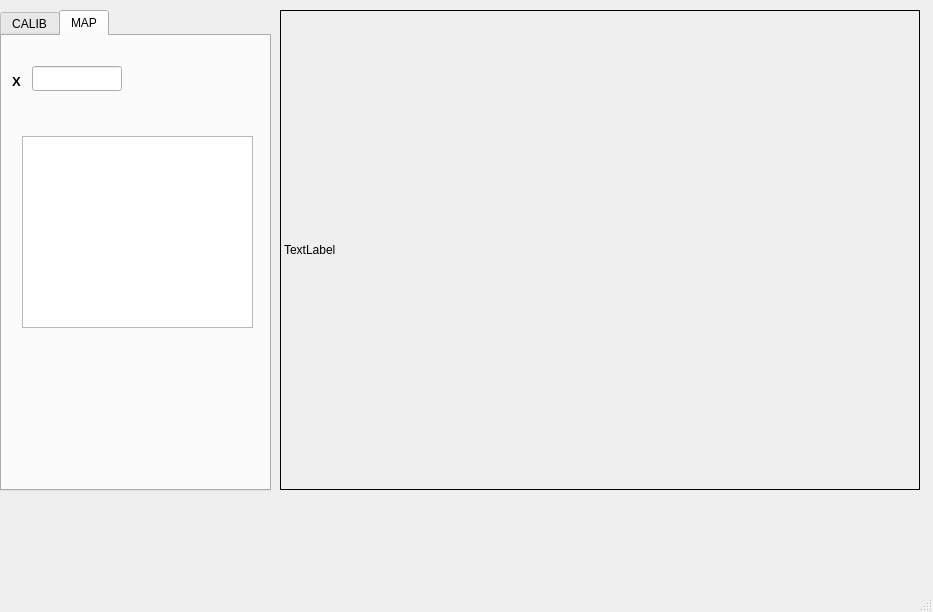
Old version of the form configs/mdragon/pythonextern/calibcamera/mycLIB.ui in the repository mWorkVN/linuxcnc.
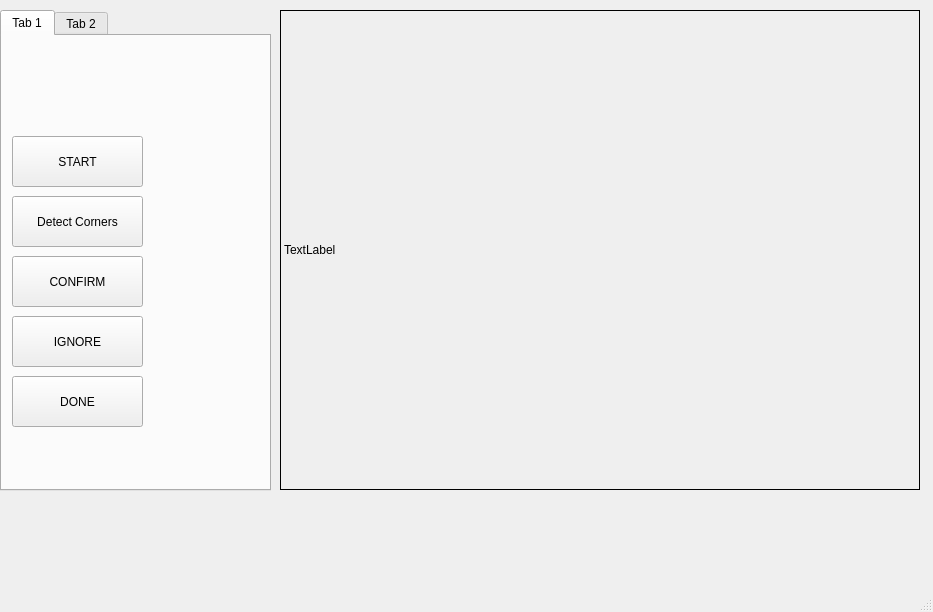
New version of the form. The open tabs and pages were chosen to show the change. Custom widgets are drawn as their Qt base class.

```diff
--- a/configs/mdragon/pythonextern/calibcamera/mycLIB.ui
+++ b/configs/mdragon/pythonextern/calibcamera/mycLIB.ui
@@ -30,7 +30,7 @@
      <string>TextLabel</string>
     </property>
    </widget>
-   <widget class="TabWidget" name="SETTING">
+   <widget class="QTabWidget" name="tabWidget">
     <property name="geometry">
      <rect>
       <x>0</x>
@@ -39,59 +39,31 @@
       <height>481</height>
      </rect>
     </property>
-    <property name="tabPosition">
-     <enum>QTabWidget::North</enum>
-    </property>
-    <property name="tabShape">
-     <enum>QTabWidget::Rounded</enum>
-    </property>
     <property name="currentIndex">
      <number>1</number>
     </property>
-    <property name="elideMode">
-     <enum>Qt::ElideNone</enum>
-    </property>
-    <property name="tabBarAutoHide">
-     <bool>false</bool>
-    </property>
-    <property name="tabSize" stdset="0">
-     <double>1.000000000000000</double>
-    </property>
-    <widget class="QWidget" name="CALIB">
+    <widget class="QWidget" name="tab">
      <attribute name="title">
-      <string>CALIB</string>
+      <string>Tab 1</string>
      </attribute>
-     <widget class="QPushButton" name="btn_detectcorners">
+     <widget class="QPushButton" name="btn_START">
       <property name="geometry">
        <rect>
-        <x>70</x>
+        <x>10</x>
         <y>100</y>
         <width>131</width>
         <height>51</height>
        </rect>
       </property>
       <property name="text">
-       <string>Detect Corners</string>
-      </property>
-     </widget>
-     <widget class="QPushButton" name="btn_confirm">
-      <property name="geometry">
-       <rect>
-        <x>70</x>
-        <y>160</y>
-        <width>131</width>
-        <height>51</height>
-       </rect>
-      </property>
-      <property name="text">
-       <string>CONFIRM</string>
+       <string>START</string>
       </property>
      </widget>
      <widget class="QPushButton" name="btn_IGNORE">
       <property name="geometry">
        <rect>
-        <x>70</x>
-        <y>220</y>
+        <x>10</x>
+        <y>280</y>
         <width>131</width>
         <height>51</height>
        </rect>
@@ -100,11 +72,24 @@
        <string>IGNORE</string>
       </property>
      </widget>
+     <widget class="QPushButton" name="btn_confirm">
+      <property name="geometry">
+       <rect>
+        <x>10</x>
+        <y>220</y>
+        <width>131</width>
+        <height>51</height>
+       </rect>
+      </property>
+      <property name="text">
+       <string>CONFIRM</string>
+      </property>
+     </widget>
      <widget class="QPushButton" name="btn_DONE">
       <property name="geometry">
        <rect>
-        <x>70</x>
-        <y>280</y>
+        <x>10</x>
+        <y>340</y>
         <width>131</width>
         <height>51</height>
        </rect>
@@ -113,43 +98,36 @@
        <string>DONE</string>
       </property>
      </widget>
-     <widget class="QPushButton" name="btn_START">
+     <widget class="QPushButton" name="btn_detectcorners">
       <property name="geometry">
        <rect>
-        <x>70</x>
-        <y>40</y>
+        <x>10</x>
+        <y>160</y>
         <width>131</width>
         <height>51</height>
        </rect>
       </property>
       <property name="text">
-       <string>START</string>
+       <string>Detect Corners</string>
       </property>
      </widget>
     </widget>
-    <widget class="QWidget" name="REALWORK">
+    <widget class="QWidget" name="tab_2">
      <attribute name="title">
-      <string>MAP</string>
+      <string>Tab 2</string>
      </attribute>
-     <widget class="QLineEdit" name="feedLE">
+     <widget class="QWidget" name="horizontalLayoutWidget">
       <property name="geometry">
        <rect>
-        <x>30</x>
-        <y>30</y>
-        <width>90</width>
-        <height>25</height>
+        <x>50</x>
+        <y>80</y>
+        <width>160</width>
+        <height>41</height>
        </rect>
       </property>
-     </widget>
+      <layout class="QHBoxLayout" name="horizontalLayout">
+       <item>
      <widget class="QLabel" name="axisCB_X">
-      <property name="geometry">
-       <rect>
-        <x>10</x>
-        <y>30</y>
-        <width>20</width>
-        <height>30</height>
-       </rect>
-      </property>
       <property name="sizePolicy">
        <sizepolicy hsizetype="Fixed" vsizetype="Fixed">
         <horstretch>0</horstretch>
@@ -187,18 +165,14 @@
        <string>X</string>
       </property>
      </widget>
-     <widget class="QTableView" name="tableView">
-      <property name="geometry">
-       <rect>
-        <x>20</x>
-        <y>100</y>
-        <width>231</width>
-        <height>192</height>
-       </rect>
-      </property>
-      <property name="selectionBehavior">
-       <enum>QAbstractItemView::SelectItems</enum>
-      </property>
+       </item>
+       <item>
+        <widget class="QLineEdit" name="feedLE"/>
+       </item>
+       <item>
+        <widget class="QLineEdit" name="feedLE_2"/>
+       </item>
+      </layout>
      </widget>
     </widget>
    </widget>
@@ -215,14 +189,6 @@
   </widget>
   <widget class="QStatusBar" name="statusbar"/>
  </widget>
- <customwidgets>
-  <customwidget>
-   <class>TabWidget</class>
-   <extends>QTabWidget</extends>
-   <header>qtvcp.widgets.tab_widget</header>
-   <container>1</container>
-  </customwidget>
- </customwidgets>
  <resources/>
  <connections/>
 </ui>
```
Lines whose indentation alone changed are shown as unchanged.
